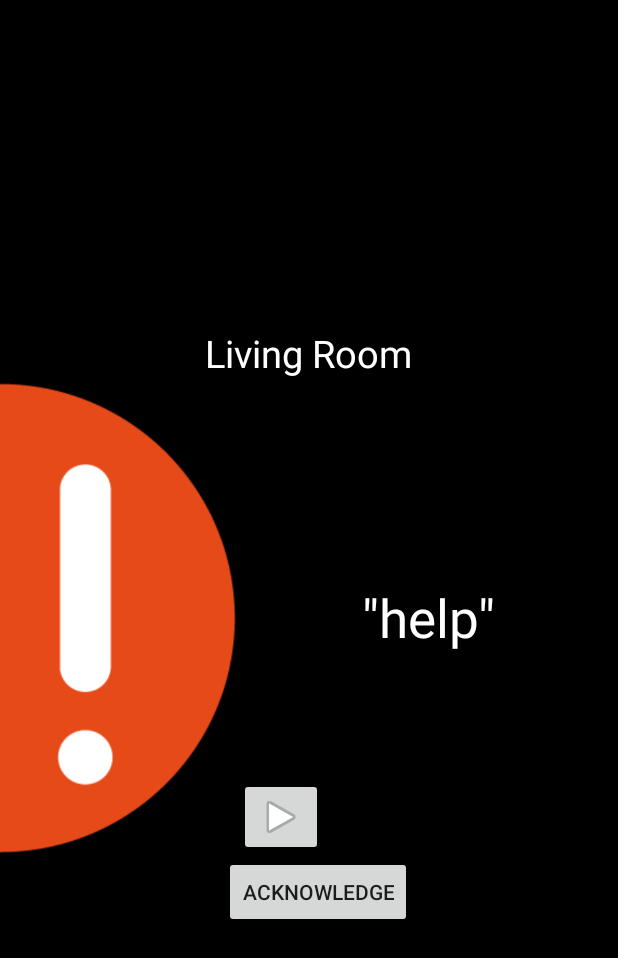
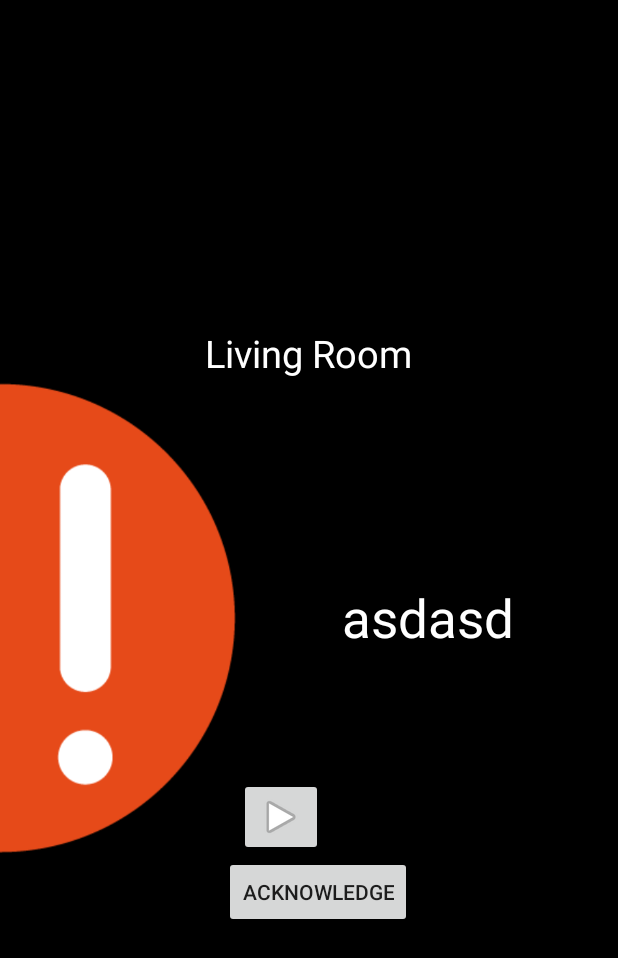
Before and after one commit to SNAP-SAPIENT/ThirdEar, an Android app: the layout activity_alert.xml on its own in the app's theme, with its tools: preview values and no code run, on a phone screen of 412 x 824 dp. Shown: the top 958 px of the screen. Run offline under Robolectric (Android 15) with nearby library versions, the phone set to English and light mode, and no system bars.

Commit message:
Show Alert screen on trigger

```diff
--- a/Android/ThirdEar/app/src/main/java/com/snap/thirdear/MainActivity.java
+++ b/Android/ThirdEar/app/src/main/java/com/snap/thirdear/MainActivity.java
@@ -140,8 +140,7 @@ public class MainActivity extends AppCompatActivity
         if (id == R.id.nav_quick_view) {
             Toast.makeText(this, "nav_quick_view clicked", Toast.LENGTH_LONG).show();
         } else if (id == R.id.nav_alert_preferences) {
-            Intent intent = new Intent(getApplicationContext(),AlertActivity.class);
-            startActivity(intent);
+
         } else if (id == R.id.nav_monitors) {
 
         } else if (id == R.id.nav_actors) {
--- a/Android/ThirdEar/app/src/main/res/layout/activity_alert.xml
+++ b/Android/ThirdEar/app/src/main/res/layout/activity_alert.xml
@@ -28,14 +28,23 @@
         android:layout_width="wrap_content"
         android:layout_height="wrap_content"
         android:textAppearance="?android:attr/textAppearanceLarge"
-        android:text="&quot;help&quot;"
         android:id="@+id/alertMsg"
         android:layout_centerVertical="true"
         android:textSize="35sp"
         android:textAlignment="center"
         android:textColor="@color/alertText"
         android:layout_alignParentEnd="true"
-        android:layout_toEndOf="@+id/imageView" />
+        android:layout_toEndOf="@+id/imageView"
+        android:text="asdasd" />
+
+    <TextView
+        android:layout_width="wrap_content"
+        android:layout_height="wrap_content"
+        android:text="asdasd"
+        android:id="@+id/textView"
+        android:layout_toEndOf="@+id/imageView"
+        android:layout_above="@+id/alertMsg"
+        android:layout_alignTop="@+id/alertMsg" />
 
     <ImageButton
         android:layout_width="wrap_content"
@@ -53,4 +62,5 @@
         android:layout_below="@+id/imageView"
         android:layout_alignEnd="@+id/deviceName" />
 
+
 </RelativeLayout>
--- a/Android/ThirdEar/app/src/main/res/values/strings.xml
+++ b/Android/ThirdEar/app/src/main/res/values/strings.xml
@@ -14,6 +14,8 @@
 
     <string name="stopped_msg">ready to listen</string>
     <string name="started_msg">listening...</string>
+    <string name="intent_trigger">TRIGGER</string>
+    <string name="intent_group">GROUP</string>
 
 
 </resources>
```
Also changed, not shown: Android/ThirdEar/app/src/main/java/com/snap/thirdear/AlertActivity.java (+8 -5 lines), Android/ThirdEar/app/src/main/java/com/snap/thirdear/service/BackgroundSpeechRecognizer.java (+17 -17 lines).
